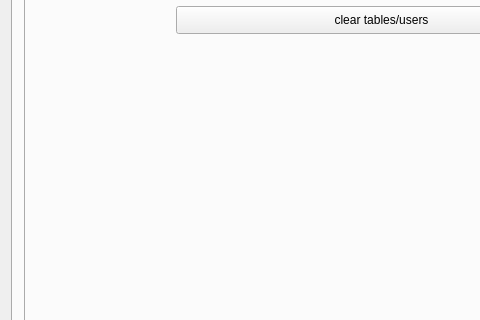
This is qtCoin/mainwindow.ui in netpipe/EcoCoin as Qt 5 draws it before an edit; both pictures show x 0 to 480 and y 184 to 504 of the 847 by 819 pixel window. The edited form follows.
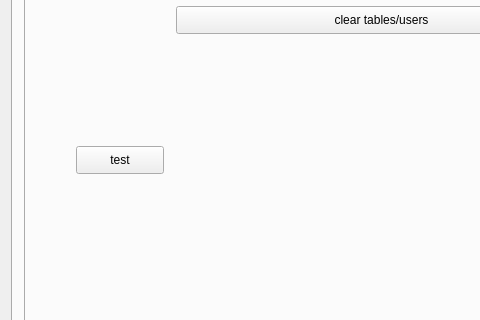
This is the edited form. The open tabs and pages were chosen to show the change.

Diff of the .ui file:
```diff
--- a/qtCoin/mainwindow.ui
+++ b/qtCoin/mainwindow.ui
@@ -950,6 +950,19 @@
              <string>clear tables/users</string>
             </property>
            </widget>
+           <widget class="QPushButton" name="test">
+            <property name="geometry">
+             <rect>
+              <x>50</x>
+              <y>220</y>
+              <width>88</width>
+              <height>28</height>
+             </rect>
+            </property>
+            <property name="text">
+             <string>test</string>
+            </property>
+           </widget>
           </widget>
          </widget>
         </item>
```
Left out of the diff: 4 changed lines with no effect on the pictures.
